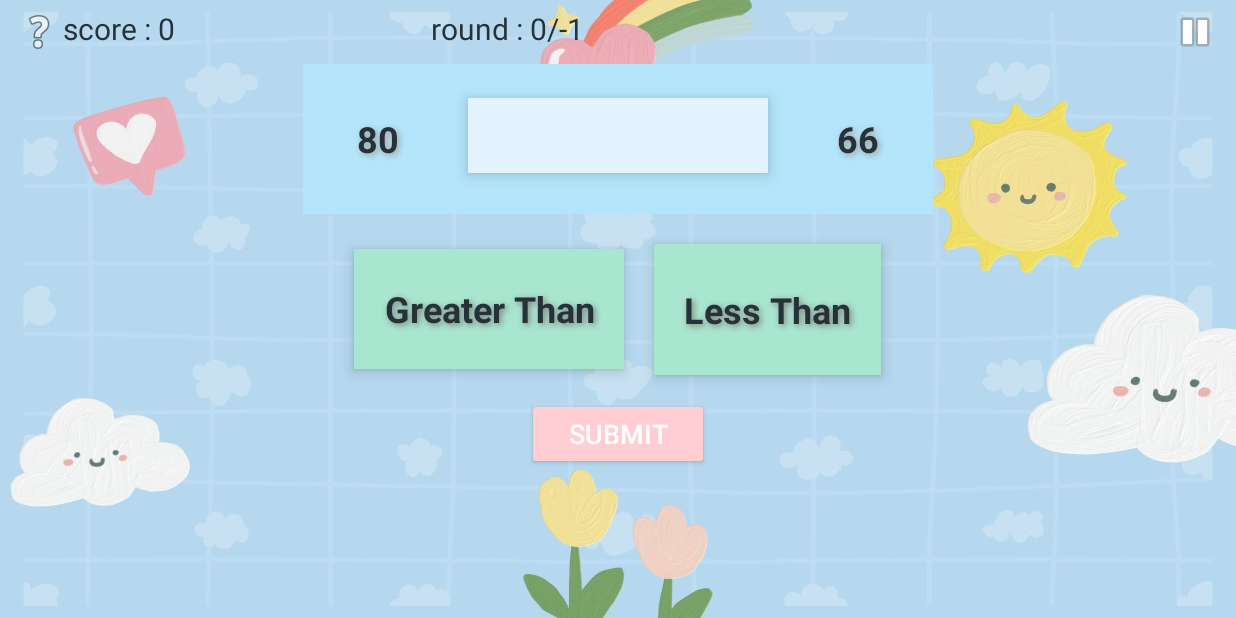
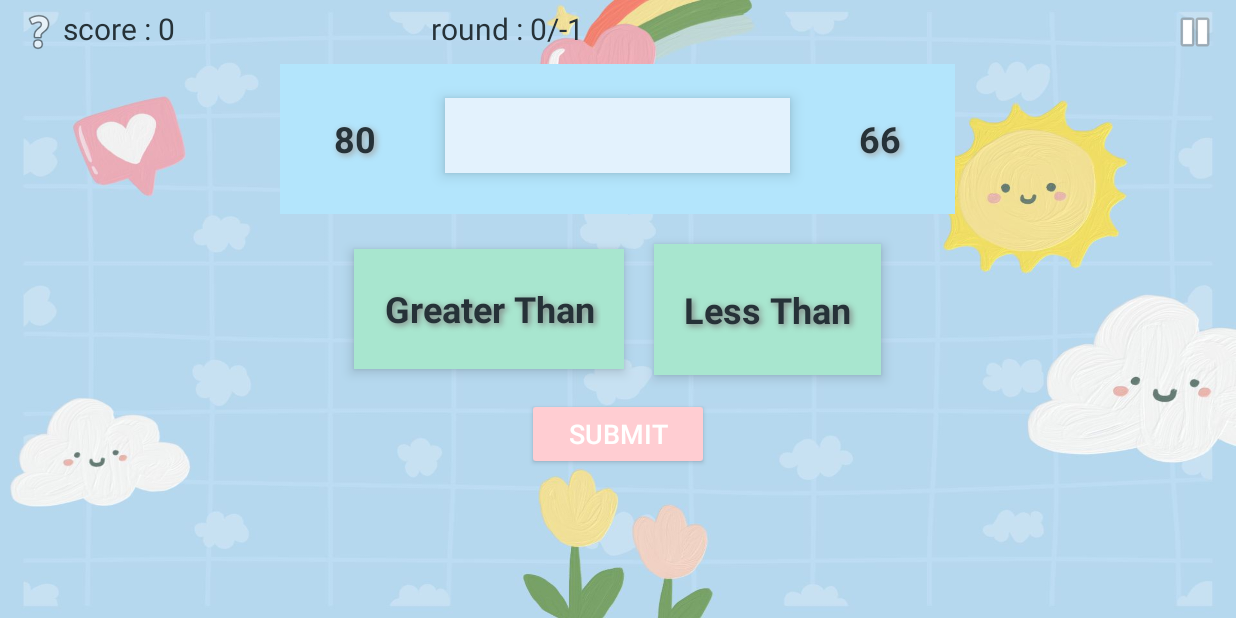
Before and after one commit to YongShen0508/Number-Playground, an Android app: the NumberClash screen opened directly, with no data from a screen before it, on a phone screen of 824 x 412 dp (held sideways). Run offline under Robolectric (Android 15) with nearby library versions, the phone set to English and light mode, and no system bars.

Commit message:
updated last version

```diff
--- a/app/src/main/res/layout/activity_number_clash.xml
+++ b/app/src/main/res/layout/activity_number_clash.xml
@@ -85,7 +85,7 @@
 
             <TextView
                 android:id="@+id/sentenceText"
-                android:layout_width="200dp"
+                android:layout_width="230dp"
                 android:layout_height="50dp"
                 android:layout_margin="10dp"
                 android:background="#E3F2FD"
```
